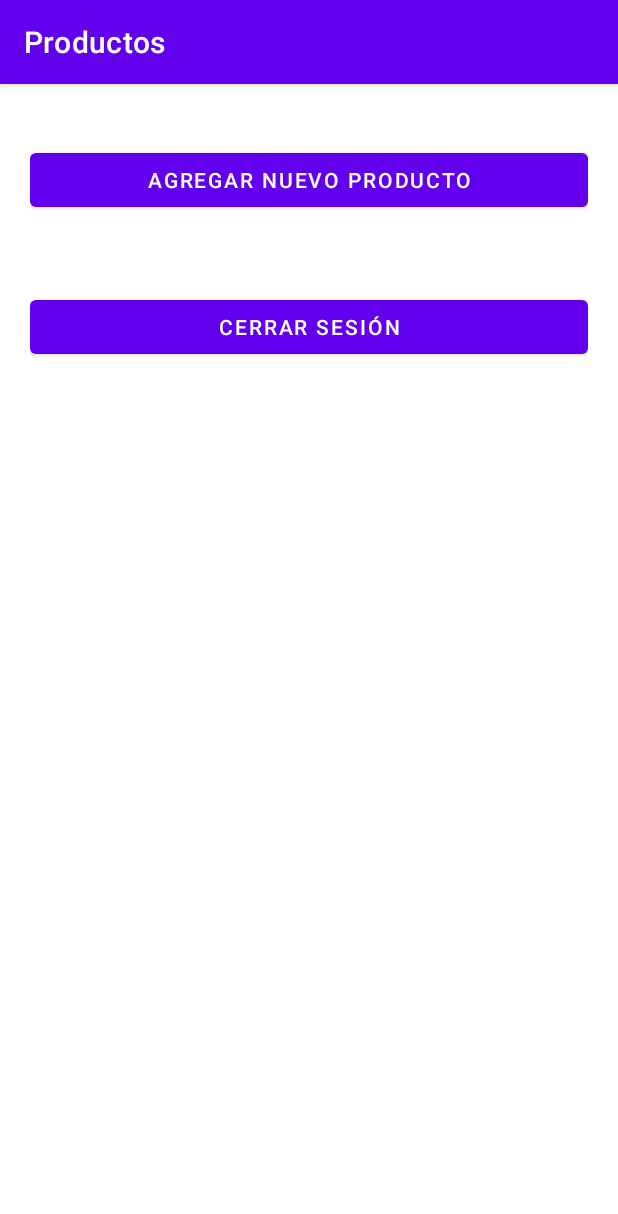
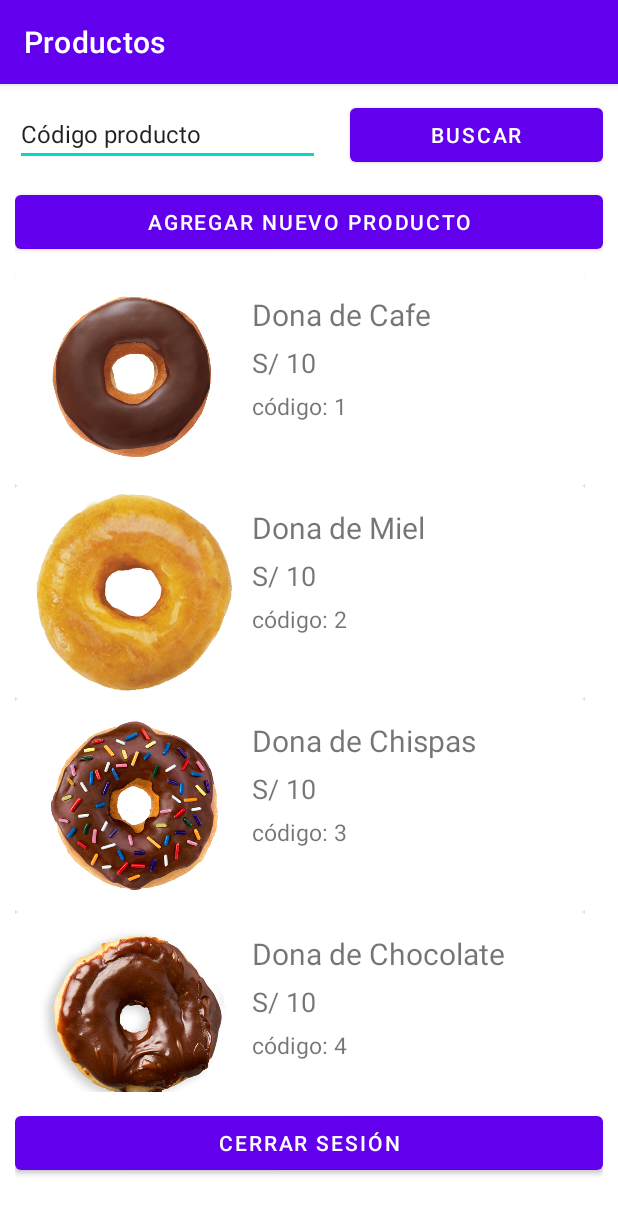
Before and after one commit to carlosbecerradev/android-postres-app, an Android app: the ProductsActivity screen opened directly, with no data from a screen before it, on a phone screen of 412 x 824 dp. Shown: the top 1214 px of the screen. Run offline under Robolectric (Android 15) with nearby library versions, the phone set to English and light mode, and no system bars; our stand-ins replace Firebase (no records; nobody signed in at launch, a user with empty details on screens opened directly); libraries missing offline, so code that uses them is left out: com.facebook, com.facebook.login.

Commit message:
:sparkles: RecyclerView y CardView con datos estáticos agregado.

```diff
--- a/app/src/main/java/com/example/proyectofinalandroid/ProductsActivity.java
+++ b/app/src/main/java/com/example/proyectofinalandroid/ProductsActivity.java
@@ -1,22 +1,42 @@
 package com.example.proyectofinalandroid;
 
 import androidx.appcompat.app.AppCompatActivity;
+import androidx.recyclerview.widget.LinearLayoutManager;
+import androidx.recyclerview.widget.RecyclerView;
 
 import android.content.Intent;
 import android.os.Bundle;
 import android.view.View;
 import android.widget.Button;
 
+import com.example.proyectofinalandroid.model.Product;
 import com.google.firebase.auth.FirebaseAuth;
+
+import java.util.ArrayList;
+import java.util.List;
 
 public class ProductsActivity extends AppCompatActivity {
 
     Button btnSignOut;
+    private RecyclerView recyclerViewProducts;
+    private List<Product> products = new ArrayList<>();
+    private RecyclerView.Adapter adapter;
+    private RecyclerView.LayoutManager lManager;
 
     @Override
     protected void onCreate(Bundle savedInstanceState) {
         super.onCreate(savedInstanceState);
         setContentView(R.layout.activity_products);
+
+        fillProducts();
+
+        recyclerViewProducts = findViewById(R.id.rv_products);
+
+        lManager = new LinearLayoutManager(this);
+        recyclerViewProducts.setLayoutManager(lManager);
+
+        adapter = new RecyclerViewAdapter(products);
+        recyclerViewProducts.setAdapter(adapter);
 
         btnSignOut = (Button) findViewById(R.id.btnSignOut);
 
@@ -35,4 +55,12 @@ public class ProductsActivity extends AppCompatActivity {
         com.facebook.login.LoginManager.getInstance().logOut();
         startActivity(new Intent(this, MainActivity.class));
     }
+
+    private void fillProducts() {
+        products.add(new Product(1L, "Dona de Cafe", "S/ 10", R.drawable.d_cafe));
+        products.add(new Product(2L, "Dona de Miel", "S/ 10", R.drawable.d_miel));
+        products.add(new Product(3L, "Dona de Chispas", "S/ 10", R.drawable.d_choco_crispi));
+        products.add(new Product(4L, "Dona de Chocolate", "S/ 10", R.drawable.d_choco));
+        products.add(new Product(5L, "Dona de Menta", "S/ 10",  R.drawable.d_menta));
+    }
 }
--- /dev/null
+++ b/app/src/main/java/com/example/proyectofinalandroid/RecyclerViewAdapter.java
@@ -0,0 +1,58 @@
+package com.example.proyectofinalandroid;
+
+import android.view.LayoutInflater;
+import android.view.View;
+import android.view.ViewGroup;
+import android.widget.Button;
+import android.widget.ImageView;
+import android.widget.TextView;
+
+import androidx.annotation.NonNull;
+import androidx.recyclerview.widget.RecyclerView;
+
+import com.example.proyectofinalandroid.model.Product;
+
+import java.util.List;
+
+public class RecyclerViewAdapter extends RecyclerView.Adapter<RecyclerViewAdapter.ViewHolder> {
+
+    public static class ViewHolder extends RecyclerView.ViewHolder {
+        private TextView id, name, price;
+        private ImageView image;
+
+        public  ViewHolder(View itemView) {
+            super(itemView);
+            id = (TextView) itemView.findViewById(R.id.tv_item_id);
+            name = (TextView) itemView.findViewById(R.id.tv_item_name);
+            price = (TextView) itemView.findViewById(R.id.tv_item_price);
+            image = (ImageView) itemView.findViewById(R.id.cim_item_imagen);
+        }
+    }
+
+    public List<Product> products;
+
+    public RecyclerViewAdapter(List<Product> products) {
+        this.products = products;
+    }
+
+    @NonNull
+    @Override
+    public ViewHolder onCreateViewHolder(@NonNull ViewGroup parent, int viewType) {
+        View view = LayoutInflater.from(parent.getContext()).inflate(R.layout.item_card_view, parent, false);
+        ViewHolder viewHolder = new ViewHolder(view);
+        return viewHolder;
+    }
+
+    @Override
+    public void onBindViewHolder(@NonNull ViewHolder holder, int position) {
+        holder.id.setText("código: " + products.get(position).getId());
+        holder.name.setText(products.get(position).getName());
+        holder.price.setText(products.get(position).getPrice());
+        holder.image.setImageResource(products.get(position).getImage());
+    }
+
+    @Override
+    public int getItemCount() {
+        return products.size();
+    }
+}
--- /dev/null
+++ b/app/src/main/java/com/example/proyectofinalandroid/model/Product.java
@@ -0,0 +1,51 @@
+package com.example.proyectofinalandroid.model;
+
+public class Product {
+    private Long id;
+    private String name;
+    private String price;
+    private int image;
+
+    public Product() {
+
+    }
+
+    public Product(Long id, String name, String price, int image) {
+        this.id = id;
+        this.name = name;
+        this.price = price;
+        this.image = image;
+    }
+
+    public Long getId() {
+        return id;
+    }
+
+    public void setId(Long id) {
+        this.id = id;
+    }
+
+    public String getName() {
+        return name;
+    }
+
+    public void setName(String name) {
+        this.name = name;
+    }
+
+    public String getPrice() {
+        return price;
+    }
+
+    public void setPrice(String price) {
+        this.price = price;
+    }
+
+    public int getImage() {
+        return image;
+    }
+
+    public void setImage(int image) {
+        this.image = image;
+    }
+}
--- a/app/src/main/res/layout/activity_products.xml
+++ b/app/src/main/res/layout/activity_products.xml
@@ -15,21 +15,50 @@
             android:layout_width="match_parent"
             android:layout_height="wrap_content"
             android:orientation="vertical"
-            android:padding="20dp">
+            android:padding="10dp">
+
+            <LinearLayout
+                android:layout_width="match_parent"
+                android:layout_height="wrap_content"
+                android:layout_marginBottom="10dp"
+                android:orientation="horizontal">
+
+
+                <EditText
+                    android:id="@+id/edt_product_id"
+                    android:layout_width="wrap_content"
+                    android:layout_height="wrap_content"
+                    android:layout_weight="1"
+                    android:textSize="16dp"
+                    android:inputType="textPersonName"
+                    android:layout_marginRight="20dp"
+                    android:text="Código producto" />
+
+                <Button
+                    android:id="@+id/btnBuscar"
+                    android:layout_width="wrap_content"
+                    android:layout_height="wrap_content"
+                    android:layout_weight="1"
+                    android:text="Buscar" />
+            </LinearLayout>
 
             <Button
                 android:id="@+id/btnNuevoProducto"
                 android:layout_width="match_parent"
                 android:layout_height="wrap_content"
-                android:layout_marginTop="20dp"
                 android:text="Agregar Nuevo Producto" />
+
+            <androidx.recyclerview.widget.RecyclerView
+                android:id="@+id/rv_products"
+                android:layout_marginTop="10dp"
+                android:layout_width="380dp"
+                android:layout_height="546dp" />
 
             <Button
                 android:id="@+id/btnSignOut"
                 android:layout_width="match_parent"
                 android:layout_height="wrap_content"
-                android:layout_marginTop="50dp"
-                android:layout_marginBottom="20dp"
+                android:layout_marginTop="10dp"
                 android:text="Cerrar Sesión" />
 
 
--- /dev/null
+++ b/app/src/main/res/layout/item_card_view.xml
@@ -0,0 +1,70 @@
+<?xml version="1.0" encoding="utf-8"?>
+<androidx.cardview.widget.CardView xmlns:android="http://schemas.android.com/apk/res/android"
+    android:layout_width="match_parent"
+    android:layout_height="wrap_content"
+    xmlns:app="http://schemas.android.com/apk/res-auto">
+
+    <LinearLayout
+        android:layout_width="match_parent"
+        android:layout_height="wrap_content"
+        android:orientation="vertical">
+
+        <RelativeLayout
+            android:layout_width="match_parent"
+            android:layout_height="142dp"
+            android:padding="4dp">
+
+            <androidx.appcompat.widget.AppCompatImageView
+                android:id="@+id/cim_item_imagen"
+                android:layout_width="150dp"
+                android:layout_height="wrap_content"
+                android:layout_alignParentStart="true"
+                android:layout_alignParentLeft="true"
+                android:layout_centerVertical="true"
+                android:layout_gravity="center"
+                android:paddingLeft="8dp"
+                android:paddingRight="8dp"
+                app:srcCompat="@drawable/d_cafe"
+                />
+
+            <LinearLayout
+                android:layout_width="match_parent"
+                android:layout_height="wrap_content"
+                android:layout_alignParentTop="true"
+                android:layout_marginStart="4dp"
+                android:layout_marginLeft="8dp"
+                android:layout_marginTop="4dp"
+                android:layout_toEndOf="@+id/cim_item_imagen"
+                android:layout_toRightOf="@+id/cim_item_imagen"
+                android:orientation="vertical">
+
+                <TextView
+                    android:layout_width="match_parent"
+                    android:layout_height="wrap_content"
+                    android:id="@+id/tv_item_name"
+                    android:layout_marginTop="6dp"
+                    android:text="Dona de Cafe"
+                    android:textSize="20dp"/>
+
+                <TextView
+                    android:layout_width="match_parent"
+                    android:layout_height="wrap_content"
+                    android:layout_marginTop="6dp"
+                    android:id="@+id/tv_item_price"
+                    android:text="S/ 10"
+                    android:textSize="18dp"/>
+
+                <TextView
+                    android:layout_width="match_parent"
+                    android:layout_height="wrap_content"
+                    android:layout_marginTop="6dp"
+                    android:id="@+id/tv_item_id"
+                    android:text="código: 1"
+                    android:textSize="15dp"/>
+
+            </LinearLayout>
+
+        </RelativeLayout>
+    </LinearLayout>
+
+</androidx.cardview.widget.CardView>
```
Also changed, not shown: app/src/main/res/drawable-v24/d_cafe.png (added), app/src/main/res/drawable-v24/d_choco.png (added), app/src/main/res/drawable-v24/d_choco_crispi.png (added), app/src/main/res/drawable-v24/d_menta.png (added), app/src/main/res/drawable-v24/d_miel.png (added).
